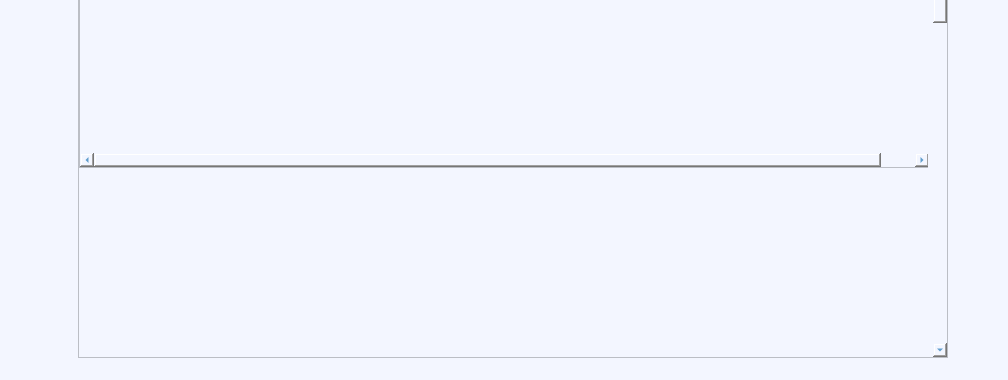
This is pbl2.ui in thanhtrung411/PBL2_new as Qt 5 draws it before an edit; both pictures show x 182 to 1190 and y 410 to 790 of the 1385 by 790 pixel window. The edited form follows.
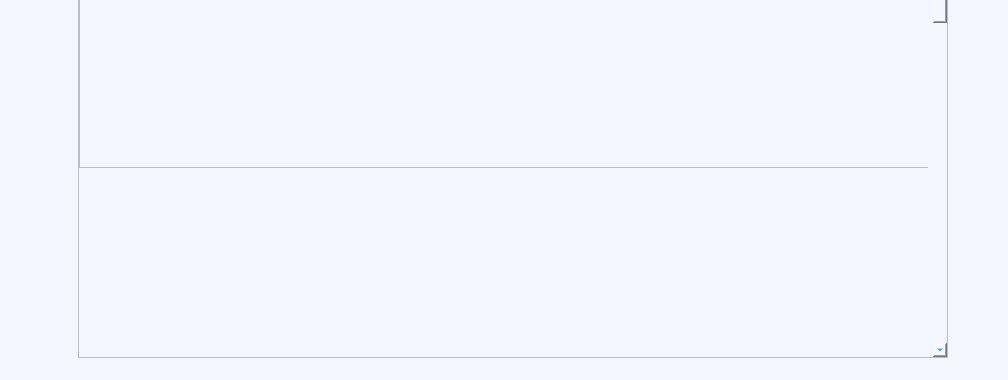
This is the edited form.

Diff of the .ui file:
```diff
--- a/pbl2.ui
+++ b/pbl2.ui
@@ -246,7 +246,7 @@
              <enum>Qt::ScrollBarPolicy::ScrollBarAsNeeded</enum>
             </property>
             <property name="horizontalScrollBarPolicy">
-             <enum>Qt::ScrollBarPolicy::ScrollBarAsNeeded</enum>
+             <enum>Qt::ScrollBarPolicy::ScrollBarAlwaysOff</enum>
             </property>
             <property name="widgetResizable">
              <bool>true</bool>
@@ -256,13 +256,13 @@
               <rect>
                <x>0</x>
                <y>0</y>
-               <width>885</width>
-               <height>257</height>
+               <width>1490</width>
+               <height>274</height>
               </rect>
              </property>
              <property name="minimumSize">
               <size>
-               <width>885</width>
+               <width>1490</width>
                <height>0</height>
               </size>
              </property>
```
Left out of the diff: 9 changed lines with no effect on the pictures.
